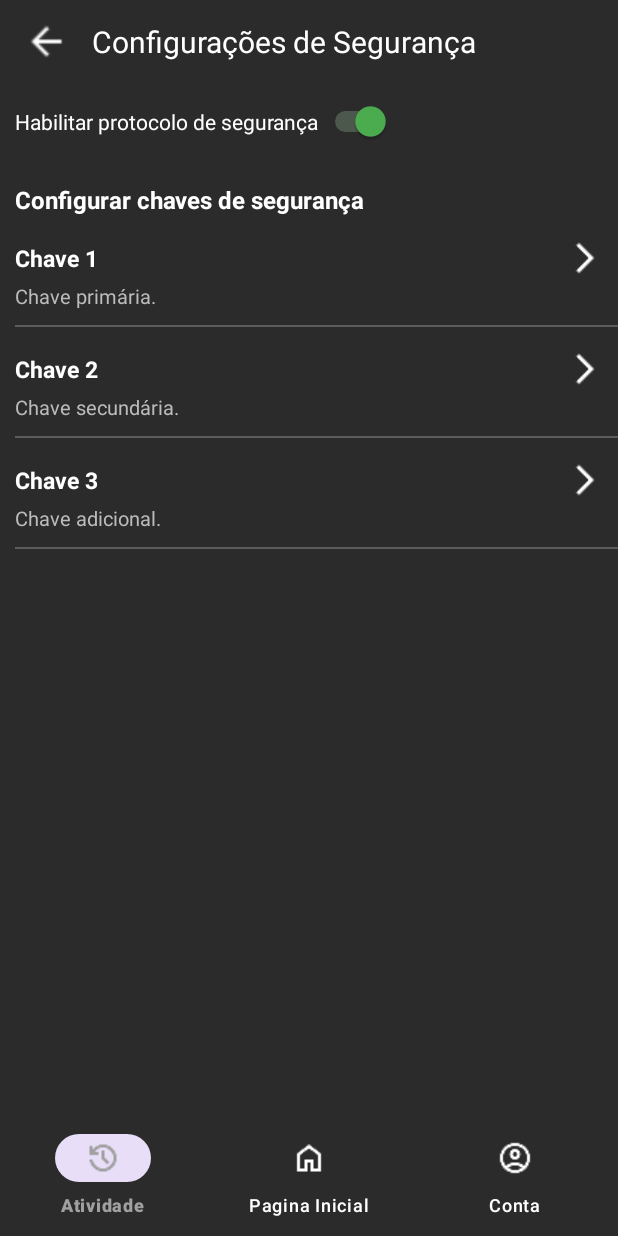
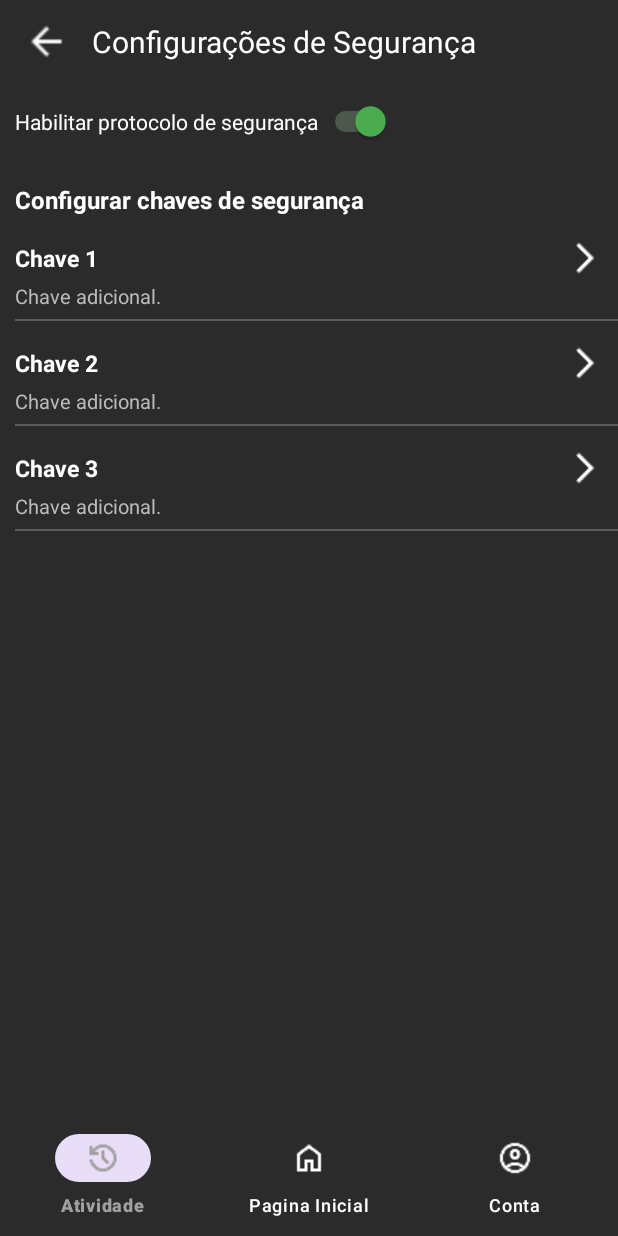
Before and after one commit to RafaMoraesMarques/PagesProjeto, an Android app: the screen it shows after launch (ConfigActivity), on a phone screen of 412 x 824 dp. Run offline under Robolectric (Android 15) with nearby library versions, the phone set to English and light mode, and no system bars.

Commit message:
PageConfig

```diff
--- a/PagesProjeto/PagesProjeto/AndroidStudioProjects/app/src/main/java/com/example/pagesprojeto/ConfigActivity.java
+++ b/PagesProjeto/PagesProjeto/AndroidStudioProjects/app/src/main/java/com/example/pagesprojeto/ConfigActivity.java
@@ -1,6 +1,5 @@
 package com.example.pagesprojeto;
 
-import android.content.Intent;
 import android.os.Bundle;
 import android.view.View;
 import android.widget.EditText;
@@ -12,8 +11,7 @@ import android.widget.TextView;
 import androidx.appcompat.app.AppCompatActivity;
 import androidx.core.content.ContextCompat;
 
-import com.google.android.material.bottomnavigation.BottomNavigationView;
-
+import com.google.android.material.textfield.TextInputLayout;
 
 public class ConfigActivity extends AppCompatActivity {
 
@@ -22,6 +20,7 @@ public class ConfigActivity extends AppCompatActivity {
     LinearLayout chave1Layout, chave2Layout, chave3Layout;
     TextView chave1Titulo, chave2Titulo, chave3Titulo;
     EditText editChave1, editChave2, editChave3;
+    TextInputLayout layoutEditChave1, layoutEditChave2, layoutEditChave3;
     ImageView botaoVoltar;
 
     // Ícones
@@ -56,6 +55,10 @@ public class ConfigActivity extends AppCompatActivity {
         editChave2 = findViewById(R.id.editChave2);
         editChave3 = findViewById(R.id.editChave3);
 
+        layoutEditChave1 = findViewById(R.id.layoutEditChave1);
+        layoutEditChave2 = findViewById(R.id.layoutEditChave2);
+        layoutEditChave3 = findViewById(R.id.layoutEditChave3);
+
         setaChave1 = findViewById(R.id.setaChave1);
         setaChave2 = findViewById(R.id.setaChave2);
         setaChave3 = findViewById(R.id.setaChave3);
@@ -87,48 +90,41 @@ public class ConfigActivity extends AppCompatActivity {
             } else {
                 switchSeguranca.getThumbDrawable().setTint(ContextCompat.getColor(this, android.R.color.holo_red_dark));
                 switchSeguranca.getTrackDrawable().setTint(ContextCompat.getColor(this, android.R.color.holo_red_light));
+
+                // Fecha campos abertos
+                expanded1 = false;
+                expanded2 = false;
+                expanded3 = false;
+
+                layoutEditChave1.setVisibility(View.GONE);
+                layoutEditChave2.setVisibility(View.GONE);
+                layoutEditChave3.setVisibility(View.GONE);
+
+                setaChave1.setRotation(0);
+                setaChave2.setRotation(0);
+                setaChave3.setRotation(0);
             }
         });
-
-
-
 
         // Clique Chave 1
         chave1Layout.setOnClickListener(v -> {
             expanded1 = !expanded1;
-            editChave1.setVisibility(expanded1 ? View.VISIBLE : View.GONE);
+            layoutEditChave1.setVisibility(expanded1 ? View.VISIBLE : View.GONE);
             setaChave1.animate().rotation(expanded1 ? 90 : 0).setDuration(200).start();
         });
 
         // Clique Chave 2
         chave2Layout.setOnClickListener(v -> {
             expanded2 = !expanded2;
-            editChave2.setVisibility(expanded2 ? View.VISIBLE : View.GONE);
+            layoutEditChave2.setVisibility(expanded2 ? View.VISIBLE : View.GONE);
             setaChave2.animate().rotation(expanded2 ? 90 : 0).setDuration(200).start();
         });
 
         // Clique Chave 3
         chave3Layout.setOnClickListener(v -> {
             expanded3 = !expanded3;
-            editChave3.setVisibility(expanded3 ? View.VISIBLE : View.GONE);
+            layoutEditChave3.setVisibility(expanded3 ? View.VISIBLE : View.GONE);
             setaChave3.animate().rotation(expanded3 ? 90 : 0).setDuration(200).start();
         });
-
-        // Menu inferior
-
-       // BottomNavigationView bottomNav = findViewById(R.id.bottom_navigation);
-        //bottomNav.setOnItemSelectedListener(item -> {
-            //switch (item.getItemId()) {
-                //case R.id.nav_home:
-                    //startActivity(new Intent(this, HomeActivity.class));
-                    //return true;
-                //case R.id.nav_info:
-                    //startActivity(new Intent(this, InfoActivity.class));
-                    //return true;
-                //case R.id.nav_config:
-                    //return true;
-            //}
-            //return false;
-        //});
     }
 }
--- a/PagesProjeto/PagesProjeto/AndroidStudioProjects/app/src/main/res/layout/activity_main.xml
+++ b/PagesProjeto/PagesProjeto/AndroidStudioProjects/app/src/main/res/layout/activity_main.xml
@@ -94,8 +94,8 @@
                     android:id="@+id/chave1Header"
                     android:layout_width="match_parent"
                     android:layout_height="wrap_content"
+                    android:gravity="center_vertical"
                     android:orientation="horizontal"
-                    android:gravity="center_vertical"
                     android:paddingEnd="10dp">
 
                     <TextView
@@ -112,9 +112,9 @@
                         android:id="@+id/setaChave1"
                         android:layout_width="24dp"
                         android:layout_height="24dp"
-                        android:src="@drawable/arrow_forward"
+                        android:contentDescription="Seta expandir"
                         android:rotation="0"
-                        android:contentDescription="Seta expandir" />
+                        android:src="@drawable/arrow_forward" />
                 </LinearLayout>
 
                 <TextView
@@ -122,29 +122,39 @@
                     android:layout_width="match_parent"
                     android:layout_height="wrap_content"
                     android:layout_marginTop="4dp"
-                    android:layout_marginBottom="8dp"
-                    android:text="Chave primária."
+                    android:layout_marginBottom="4dp"
+                    android:text="Chave adicional."
                     android:textColor="#BBBBBB"
                     android:textSize="13sp" />
 
-                <EditText
+                <com.google.android.material.textfield.TextInputLayout
+                    android:id="@+id/layoutEditChave1"
+                    android:layout_width="match_parent"
+                    android:layout_height="wrap_content"
+                    android:layout_marginTop="8dp"
+                    android:hint="Ex: Não compartilhe sua senha"
+                    android:visibility="gone"
+                    app:hintTextColor="@color/hint_suave">
+
+                    <com.google.android.material.textfield.TextInputEditText
                         android:id="@+id/editChave1"
                         android:layout_width="match_parent"
                         android:layout_height="48sp"
                         android:background="@drawable/edittext_background"
-                    android:hint="Ex: Eu não quero morrer"
                         android:inputType="text"
                         android:padding="5dp"
                         android:textColor="#5e5e5e"
-                    android:textColorHint="#5e5e5e"
-                    android:visibility="gone" />
+                        android:textColorHint="#4e4e4e" />
+                </com.google.android.material.textfield.TextInputLayout>
 
                 <View
                     android:layout_width="match_parent"
                     android:layout_height="1dp"
-                    android:background="#5c5c5c"
-                    android:layout_marginTop="2sp"/>
+                    android:layout_marginTop="2sp"
+                    android:background="#5c5c5c" />
             </LinearLayout>
+
+
 
 
             <!-- Chave 2 -->
@@ -161,8 +171,8 @@
                     android:id="@+id/chave2Header"
                     android:layout_width="match_parent"
                     android:layout_height="wrap_content"
+                    android:gravity="center_vertical"
                     android:orientation="horizontal"
-                    android:gravity="center_vertical"
                     android:paddingEnd="10dp">
 
                     <TextView
@@ -179,9 +189,9 @@
                         android:id="@+id/setaChave2"
                         android:layout_width="24dp"
                         android:layout_height="24dp"
-                        android:src="@drawable/arrow_forward"
+                        android:contentDescription="Seta expandir"
                         android:rotation="0"
-                        android:contentDescription="Seta expandir" />
+                        android:src="@drawable/arrow_forward" />
                 </LinearLayout>
 
                 <TextView
@@ -189,29 +199,39 @@
                     android:layout_width="match_parent"
                     android:layout_height="wrap_content"
                     android:layout_marginTop="4dp"
-                    android:layout_marginBottom="8dp"
-                    android:text="Chave secundária."
+                    android:layout_marginBottom="4dp"
+                    android:text="Chave adicional."
                     android:textColor="#BBBBBB"
                     android:textSize="13sp" />
 
-                <EditText
+                <com.google.android.material.textfield.TextInputLayout
+                    android:id="@+id/layoutEditChave2"
+                    android:layout_width="match_parent"
+                    android:layout_height="wrap_content"
+                    android:layout_marginTop="8dp"
+                    android:hint="Ex: Jamais confie no pombo"
+                    android:visibility="gone"
+                    app:hintTextColor="@color/hint_suave">
+
+                    <com.google.android.material.textfield.TextInputEditText
                         android:id="@+id/editChave2"
                         android:layout_width="match_parent"
                         android:layout_height="48sp"
                         android:background="@drawable/edittext_background"
-                    android:hint="Ex: eu tenho familia"
                         android:inputType="text"
                         android:padding="5dp"
                         android:textColor="#5e5e5e"
-                    android:textColorHint="#5e5e5e"
-                    android:visibility="gone" />
+                        android:textColorHint="#4e4e4e" />
+                </com.google.android.material.textfield.TextInputLayout>
 
                 <View
                     android:layout_width="match_parent"
                     android:layout_height="1dp"
-                    android:background="#5c5c5c"
-                    android:layout_marginTop="2sp"/>
+                    android:layout_marginTop="2sp"
+                    android:background="#5c5c5c" />
             </LinearLayout>
+
+
 
 
             <!-- Chave 3 -->
@@ -228,8 +248,8 @@
                     android:id="@+id/chave3Header"
                     android:layout_width="match_parent"
                     android:layout_height="wrap_content"
+                    android:gravity="center_vertical"
                     android:orientation="horizontal"
-                    android:gravity="center_vertical"
                     android:paddingEnd="10dp">
 
                     <TextView
@@ -246,9 +266,9 @@
                         android:id="@+id/setaChave3"
                         android:layout_width="24dp"
                         android:layout_height="24dp"
-                        android:src="@drawable/arrow_forward"
+                        android:contentDescription="Seta expandir"
                         android:rotation="0"
-                        android:contentDescription="Seta expandir" />
+                        android:src="@drawable/arrow_forward" />
                 </LinearLayout>
 
                 <TextView
@@ -256,29 +276,39 @@
                     android:layout_width="match_parent"
                     android:layout_height="wrap_content"
                     android:layout_marginTop="4dp"
-                    android:layout_marginBottom="8dp"
+                    android:layout_marginBottom="4dp"
                     android:text="Chave adicional."
                     android:textColor="#BBBBBB"
                     android:textSize="13sp" />
 
-                <EditText
+                <com.google.android.material.textfield.TextInputLayout
+                    android:id="@+id/layoutEditChave3"
+                    android:layout_width="match_parent"
+                    android:layout_height="wrap_content"
+                    android:layout_marginTop="8dp"
+                    android:hint="Ex: Cuidado com a banana"
+                    android:visibility="gone"
+                    app:hintTextColor="@color/hint_suave">
+
+                    <com.google.android.material.textfield.TextInputEditText
                         android:id="@+id/editChave3"
                         android:layout_width="match_parent"
                         android:layout_height="48sp"
                         android:background="@drawable/edittext_background"
-                    android:hint="Ex: Cuidado com a banana"
                         android:inputType="text"
                         android:padding="5dp"
                         android:textColor="#5e5e5e"
-                    android:textColorHint="#5e5e5e"
-                    android:visibility="gone" />
+                        android:textColorHint="#4e4e4e" />
+                </com.google.android.material.textfield.TextInputLayout>
+
 
                 <View
                     android:layout_width="match_parent"
                     android:layout_height="1dp"
-                    android:background="#5c5c5c"
-                    android:layout_marginTop="2sp"/>
+                    android:layout_marginTop="2sp"
+                    android:background="#5c5c5c" />
             </LinearLayout>
+
 
         </LinearLayout>
     </ScrollView>
--- a/PagesProjeto/PagesProjeto/AndroidStudioProjects/app/src/main/res/values/colors.xml
+++ b/PagesProjeto/PagesProjeto/AndroidStudioProjects/app/src/main/res/values/colors.xml
@@ -1,5 +1,11 @@
 <?xml version="1.0" encoding="utf-8"?>
-<resources>
+<resources xmlns:android="http://schemas.android.com/apk/res/android">
     <color name="black">#FF000000</color>
     <color name="white">#FFFFFFFF</color>
+
+    <color name="hint_suave">#4e4e4e</color>
+    <style name="MeuEstiloInputLayout" parent="Widget.Material3.TextInputLayout.FilledBox">
+        <item name="hintTextColor">@color/hint_suave</item>
+    </style>
+
 </resources>
```
Also changed, not shown: 1 other file. Lines whose indentation alone changed are shown as unchanged.
